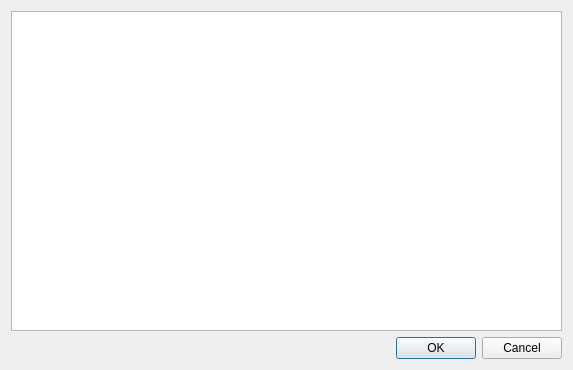
syyyr/shvspy, file src/dlgrolesselection.ui: the form before one commit.
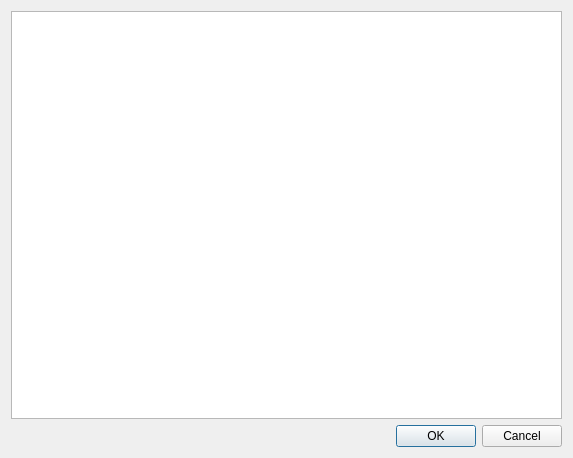
The form after the commit.

Patch:
```diff
--- a/src/dlgrolesselection.ui
+++ b/src/dlgrolesselection.ui
@@ -7,7 +7,7 @@
     <x>0</x>
     <y>0</y>
     <width>573</width>
-    <height>370</height>
+    <height>458</height>
    </rect>
   </property>
   <property name="windowTitle">
```
